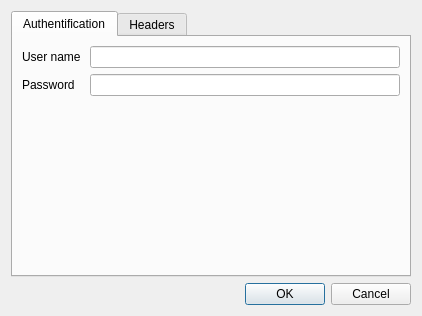
Before: the Qt Designer form ui_settings.ui in edigonzales-archiv/qgis_geoadminsearch, drawn with Qt 5.
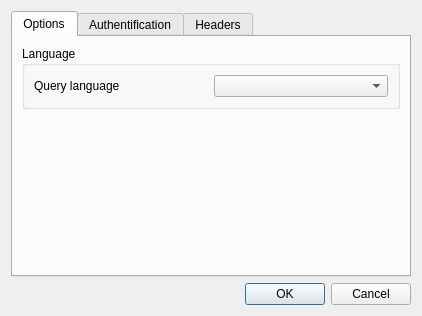
After: the same form once the commit is applied.

Patch:
```diff
--- a/ui_settings.ui
+++ b/ui_settings.ui
@@ -29,6 +29,49 @@
      <property name="currentIndex">
       <number>0</number>
      </property>
+     <widget class="QWidget" name="tabOptions">
+      <attribute name="title">
+       <string>Options</string>
+      </attribute>
+      <layout class="QGridLayout" name="gridLayout_6">
+       <item row="0" column="0">
+        <widget class="QGroupBox" name="groupBox">
+         <property name="title">
+          <string>Language </string>
+         </property>
+         <layout class="QGridLayout" name="gridLayout_5">
+          <item row="0" column="0">
+           <layout class="QHBoxLayout" name="horizontalLayout">
+            <item>
+             <widget class="QLabel" name="label_3">
+              <property name="text">
+               <string>Query language </string>
+              </property>
+             </widget>
+            </item>
+            <item>
+             <widget class="QComboBox" name="comboBoxLanguage"/>
+            </item>
+           </layout>
+          </item>
+         </layout>
+        </widget>
+       </item>
+       <item row="1" column="0">
+        <spacer name="verticalSpacer_2">
+         <property name="orientation">
+          <enum>Qt::Vertical</enum>
+         </property>
+         <property name="sizeHint" stdset="0">
+          <size>
+           <width>20</width>
+           <height>40</height>
+          </size>
+         </property>
+        </spacer>
+       </item>
+      </layout>
+     </widget>
      <widget class="QWidget" name="tabAuthentification">
       <attribute name="title">
        <string>Authentification</string>
```
